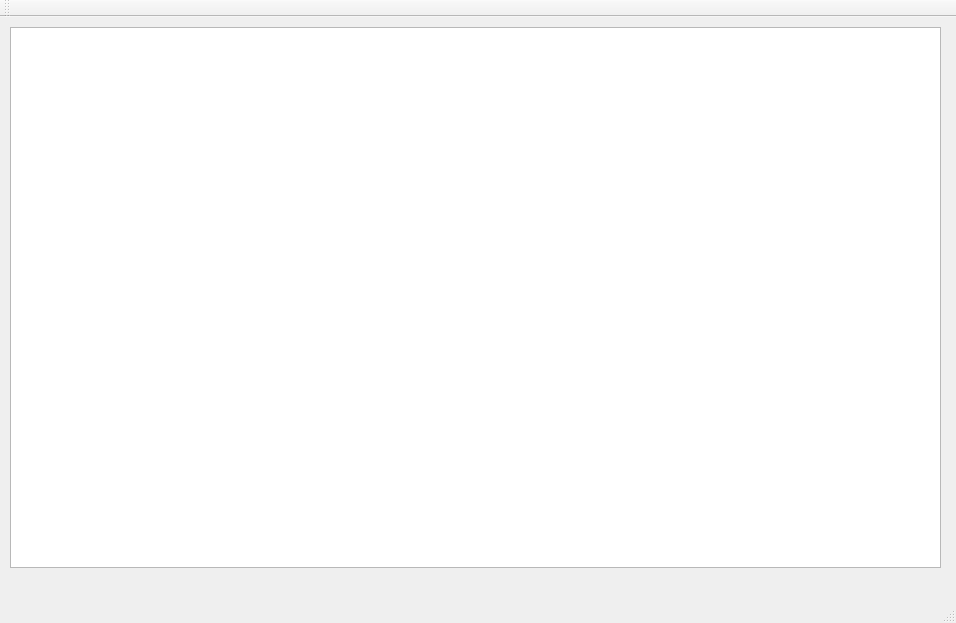
Above: BasketballProject/mainwindow.ui from aaa2407/Basketball before the change. Below: the same form after it.
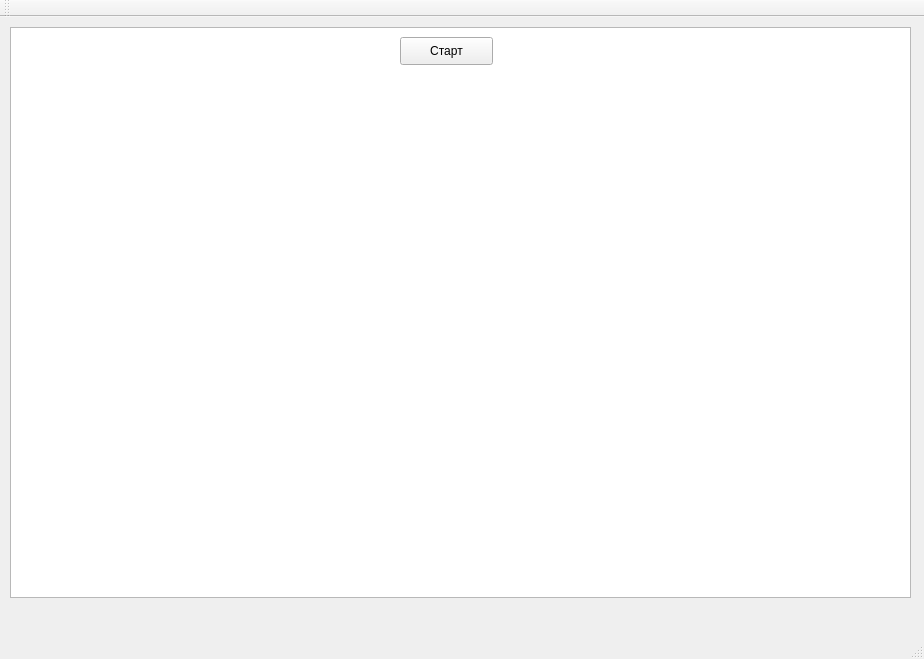
That is the form after the change.

The edit to the form file:
```diff
--- a/BasketballProject/mainwindow.ui
+++ b/BasketballProject/mainwindow.ui
@@ -6,8 +6,8 @@
    <rect>
     <x>0</x>
     <y>0</y>
-    <width>956</width>
-    <height>623</height>
+    <width>924</width>
+    <height>659</height>
    </rect>
   </property>
   <property name="windowTitle">
@@ -19,11 +19,24 @@
      <rect>
       <x>10</x>
       <y>10</y>
-      <width>931</width>
-      <height>541</height>
+      <width>901</width>
+      <height>571</height>
      </rect>
     </property>
    </widget>
+   <widget class="QPushButton" name="pushButton">
+    <property name="geometry">
+     <rect>
+      <x>400</x>
+      <y>20</y>
+      <width>93</width>
+      <height>28</height>
+     </rect>
+    </property>
+    <property name="text">
+     <string>Старт</string>
+    </property>
+   </widget>
   </widget>
   <widget class="QMenuBar" name="menuBar">
    <property name="geometry">
```
Left out of the diff: 2 changed lines with no effect on the pictures.
